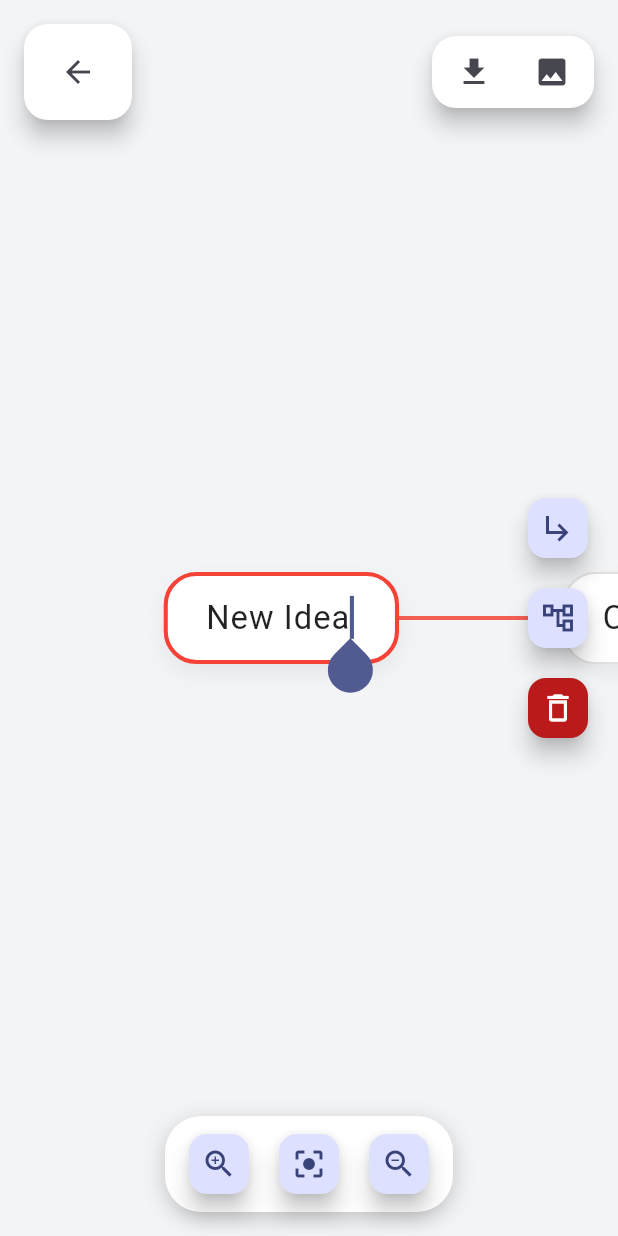
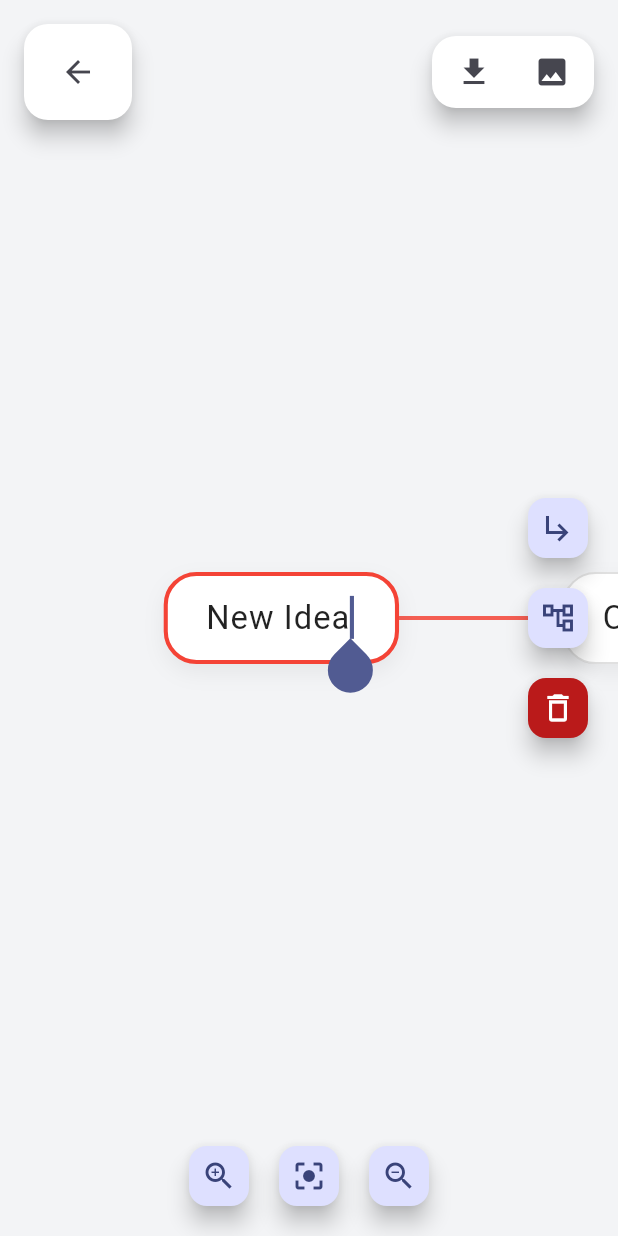
Before and after one commit to twilker/mindmap, a Flutter app: the MindMapEditorPage screen opened directly with empty values, after a tap on the "subdirectory arrow right" icon, on a phone screen of 412 x 824 dp. Run offline on Flutter 3.47's test engine with Material 3 defaults, Android fonts, the phone set to English and light mode, and no system bars; our stand-ins replace file_picker, flutter_riverpod, hive_flutter; missing offline and left inert: universal_html; accounts and stored records are empty.

Commit message:
Remove zoom bar background

```diff
--- a/lib/src/screens/mind_map_editor_page.dart
+++ b/lib/src/screens/mind_map_editor_page.dart
@@ -250,20 +250,6 @@ class _MindMapEditorPageState extends ConsumerState<MindMapEditorPage> {
         alignment: Alignment.bottomCenter,
         child: Padding(
           padding: EdgeInsets.only(bottom: 16 + keyboardInset),
-          child: DecoratedBox(
-            decoration: BoxDecoration(
-              color: Colors.white,
-              borderRadius: BorderRadius.circular(24),
-              boxShadow: const [
-                BoxShadow(
-                  color: Color(0x33000000),
-                  blurRadius: 12,
-                  offset: Offset(0, 4),
-                ),
-              ],
-            ),
-            child: Padding(
-              padding: const EdgeInsets.symmetric(horizontal: 12, vertical: 8),
           child: Row(
             mainAxisSize: MainAxisSize.min,
             children: [
@@ -288,8 +274,6 @@ class _MindMapEditorPageState extends ConsumerState<MindMapEditorPage> {
                 onPressed: _viewController.zoomOut,
               ),
             ],
-              ),
-            ),
           ),
         ),
       ),
```
Lines whose indentation alone changed are shown as unchanged.
